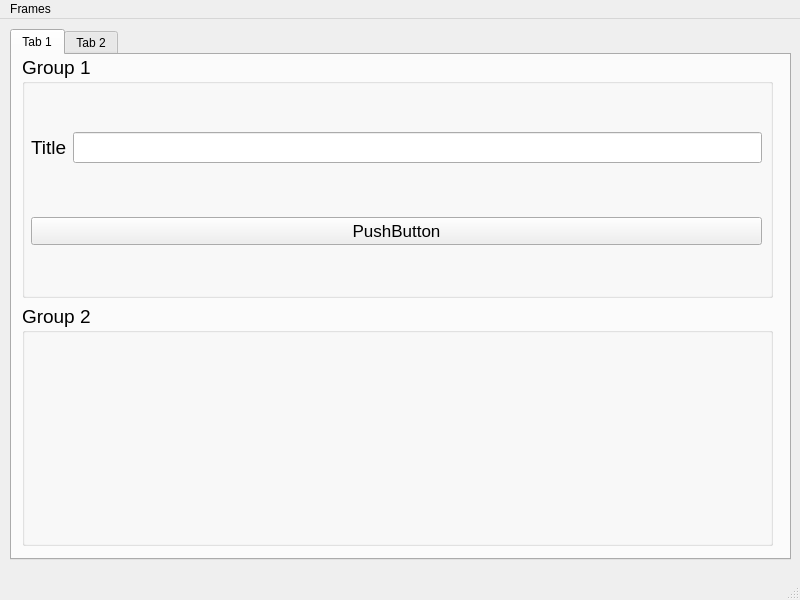
Above: Views/form_1.ui from dattali18/WindowsSystem-Frontend before the change. Below: the same form after it.
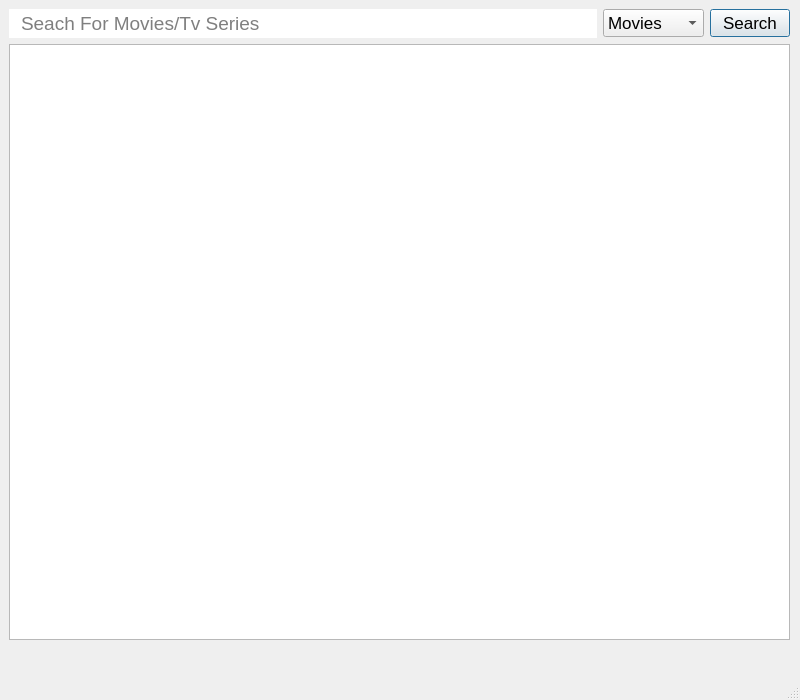
That is the form after the change.

Commit message: added MediaViewWindow & MediaController

Diff of the .ui file:
```diff
--- a/Views/form_1.ui
+++ b/Views/form_1.ui
@@ -7,116 +7,92 @@
     <x>0</x>
     <y>0</y>
     <width>800</width>
-    <height>600</height>
+    <height>700</height>
    </rect>
   </property>
   <property name="windowTitle">
    <string>Library View</string>
   </property>
   <widget class="QWidget" name="centralwidget">
-   <widget class="QTabWidget" name="tabWidget">
+   <widget class="QWidget" name="verticalLayoutWidget">
     <property name="geometry">
      <rect>
-      <x>10</x>
-      <y>10</y>
+      <x>9</x>
+      <y>9</y>
       <width>781</width>
-      <height>531</height>
+      <height>631</height>
      </rect>
     </property>
-    <widget class="QWidget" name="frame_1">
-     <attribute name="title">
-      <string>Tab 1</string>
-     </attribute>
-     <widget class="QWidget" name="verticalLayoutWidget">
-      <property name="geometry">
-       <rect>
-        <x>10</x>
-        <y>0</y>
-        <width>751</width>
-        <height>491</height>
-       </rect>
-      </property>
-      <layout class="QVBoxLayout" name="verticalLayout">
+    <layout class="QVBoxLayout" name="verticalLayout">
+     <item>
+      <layout class="QHBoxLayout" name="horizontalLayout">
        <item>
-        <widget class="QGroupBox" name="groupBox">
+        <widget class="QLineEdit" name="search_field">
          <property name="font">
           <font>
            <pointsize>14</pointsize>
           </font>
          </property>
-         <property name="title">
-          <string>Group 1</string>
+         <property name="styleSheet">
+          <string notr="true">padding: 2 10;</string>
+         </property>
+         <property name="text">
+          <string/>
+         </property>
+         <property name="frame">
+          <bool>false</bool>
+         </property>
+         <property name="placeholderText">
+          <string>Seach For Movies/Tv Series</string>
+         </property>
+        </widget>
+       </item>
+       <item>
+        <widget class="QComboBox" name="combo_box">
+         <property name="font">
+          <font>
+           <pointsize>13</pointsize>
+          </font>
+         </property>
+         <item>
+          <property name="text">
+           <string>Movies</string>
+          </property>
+         </item>
+         <item>
+          <property name="text">
+           <string>Tv Series</string>
+          </property>
+         </item>
+        </widget>
+       </item>
+       <item>
+        <widget class="QPushButton" name="search_btn">
+         <property name="font">
+          <font>
+           <pointsize>13</pointsize>
+          </font>
+         </property>
+         <property name="text">
+          <string>Search</string>
+         </property>
+         <property name="autoDefault">
+          <bool>false</bool>
+         </property>
+         <property name="default">
+          <bool>true</bool>
          </property>
          <property name="flat">
           <bool>false</bool>
          </property>
-         <property name="checkable">
-          <bool>false</bool>
-         </property>
-         <widget class="QWidget" name="verticalLayoutWidget_2">
-          <property name="geometry">
-           <rect>
-            <x>9</x>
-            <y>29</y>
-            <width>731</width>
-            <height>211</height>
-           </rect>
-          </property>
-          <layout class="QVBoxLayout" name="verticalLayout_2">
-           <item>
-            <layout class="QHBoxLayout" name="horizontalLayout">
-             <item>
-              <widget class="QLabel" name="label">
-               <property name="text">
-                <string>Title</string>
-               </property>
-              </widget>
-             </item>
-             <item>
-              <widget class="QLineEdit" name="lineEdit"/>
-             </item>
-            </layout>
-           </item>
-           <item>
-            <layout class="QHBoxLayout" name="horizontalLayout_2">
-             <item>
-              <widget class="QPushButton" name="pushButton">
-               <property name="font">
-                <font>
-                 <pointsize>13</pointsize>
-                </font>
-               </property>
-               <property name="text">
-                <string>PushButton</string>
-               </property>
-              </widget>
-             </item>
-            </layout>
-           </item>
-          </layout>
-         </widget>
-        </widget>
-       </item>
-       <item>
-        <widget class="QGroupBox" name="groupBox_2">
-         <property name="font">
-          <font>
-           <pointsize>14</pointsize>
-          </font>
-         </property>
-         <property name="title">
-          <string>Group 2</string>
-         </property>
         </widget>
        </item>
       </layout>
-     </widget>
-    </widget>
-    <widget class="QWidget" name="frame_2">
-     <attribute name="title">
-      <string>Tab 2</string>
-     </attribute>
-    </widget>
+     </item>
+     <item>
+      <widget class="QTableWidget" name="media_table"/>
+     </item>
+    </layout>
    </widget>
   </widget>
   <widget class="QMenuBar" name="menubar">
@@ -128,14 +104,6 @@
      <height>24</height>
     </rect>
    </property>
-   <widget class="QMenu" name="menuFrames">
-    <property name="title">
-     <string>Frames</string>
-    </property>
-    <addaction name="frame1_action"/>
-    <addaction name="frame2_action"/>
-   </widget>
-   <addaction name="menuFrames"/>
   </widget>
   <widget class="QStatusBar" name="statusbar"/>
   <action name="frame1_action">
```
Left out of the diff: 18 changed lines with no effect on the pictures. The commit also changes 5 other files.
